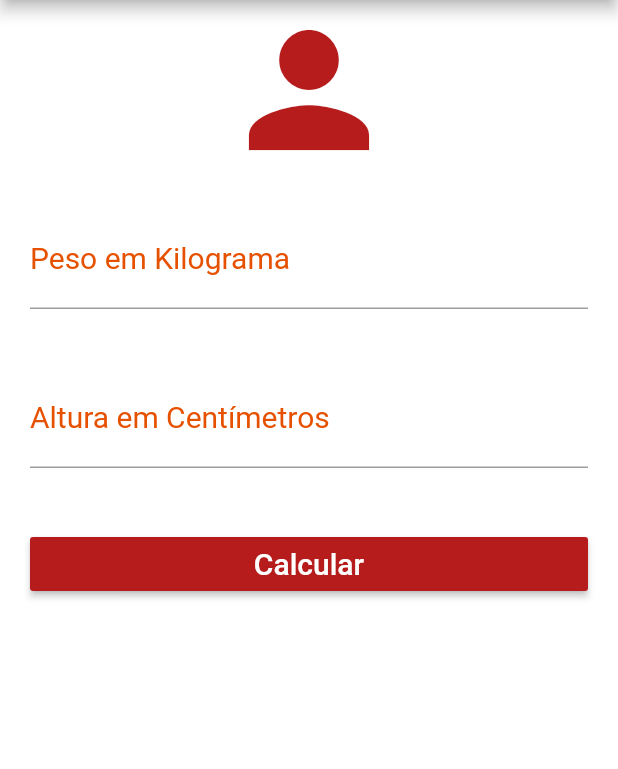
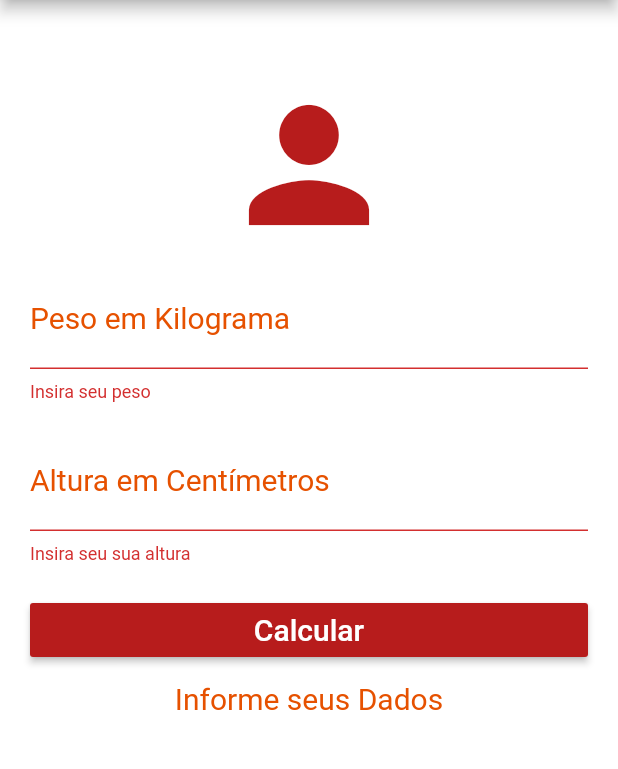
Before and after one commit to bruunofernandz/Flutter-Calculadora-IMC, a Flutter app: the screen it shows after launch, after a tap on "Calcular", on a phone screen of 412 x 824 dp, the part 84-853 px from its top. Run offline on Flutter 3.47's test engine with Material 2 defaults, Android fonts, the phone set to English and light mode, and no system bars.

Commit message:
Versao Finalizada

```diff
--- a/lib/main.dart
+++ b/lib/main.dart
@@ -12,8 +12,45 @@ class Home extends StatefulWidget {
 }
 
 class _HomeState extends State<Home> {
-  int peso;
-  double altura;
+  TextEditingController weightController = new TextEditingController();
+  TextEditingController heightController = new TextEditingController();
+
+  GlobalKey<FormState> _formKey = new GlobalKey<FormState>();
+
+  String _infoText = "Informe seus Dados";
+
+  void _resetField() {
+    weightController.text = "";
+    heightController.text = "";
+    setState(() {
+      _infoText = "Informe seus Dados";
+    });
+  }
+
+  void _calculate() {
+    setState(() {
+      double weight = double.parse(weightController.text);
+      double height = double.parse(heightController.text) / 100;
+      double result = weight / (height * height);
+
+      print(result);
+
+      if (result < 18.6) {
+        _infoText = "Abaixo do Peso (${result.toStringAsPrecision(3)})";
+      } else if (result >= 18.6 && result <= 24.9) {
+        _infoText = "Peso ideal (${result.toStringAsPrecision(3)})";
+      } else if (result >= 24.9 && result <= 29.9) {
+        _infoText =
+            "Levemente acima do peso (${result.toStringAsPrecision(3)})";
+      } else if (result >= 29.9 && result <= 34.9) {
+        _infoText = "Obesidade Grau I (${result.toStringAsPrecision(3)})";
+      } else if (result >= 34.9 && result <= 39.9) {
+        _infoText = "Obesidade Grau II (${result.toStringAsPrecision(3)})";
+      } else if (result >= 40) {
+        _infoText = "Obesidade Grau II (${result.toStringAsPrecision(3)})";
+      }
+    });
+  }
 
   @override
   Widget build(BuildContext context) {
@@ -25,12 +62,16 @@ class _HomeState extends State<Home> {
         actions: <Widget>[
           IconButton(
             icon: Icon(Icons.refresh),
-            onPressed: () {},
+            onPressed: _resetField,
           )
         ],
       ),
       backgroundColor: Colors.white,
       body: SingleChildScrollView(
+          child: Padding(
+              padding: EdgeInsets.fromLTRB(0, 50, 0, 0),
+              child: Form(
+                key: _formKey,
                 child: Column(
                   crossAxisAlignment: CrossAxisAlignment.stretch,
                   children: <Widget>[
@@ -40,8 +81,14 @@ class _HomeState extends State<Home> {
                       color: Colors.red[900],
                     ),
                     Padding(
-              padding: EdgeInsets.all(20),
-              child: TextField(
+                      padding: EdgeInsets.fromLTRB(20, 10, 20, 10),
+                      child: TextFormField(
+                        validator: (value) {
+                          if (value.isEmpty) {
+                            return "Insira seu peso";
+                          }
+                        },
+                        controller: weightController,
                         keyboardType: TextInputType.number,
                         decoration: InputDecoration(
                           labelText: "Peso em Kilograma",
@@ -52,8 +99,14 @@ class _HomeState extends State<Home> {
                       ),
                     ),
                     Padding(
-              padding: EdgeInsets.all(20),
-              child: TextField(
+                      padding: EdgeInsets.fromLTRB(20, 10, 20, 10),
+                      child: TextFormField(
+                        validator: (value) {
+                          if (value.isEmpty) {
+                            return "Insira seu sua altura";
+                          }
+                        },
+                        controller: heightController,
                         keyboardType: TextInputType.number,
                         decoration: InputDecoration(
                           labelText: "Altura em Centímetros",
@@ -64,19 +117,28 @@ class _HomeState extends State<Home> {
                       ),
                     ),
                     Padding(
-              padding: EdgeInsets.all(20),
+                      padding: EdgeInsets.fromLTRB(20, 10, 20, 10),
                       child: RaisedButton(
-                onPressed: () {},
+                        onPressed: () {
+                          if (_formKey.currentState.validate()) {
+                            _calculate();
+                          }
+                        },
                         child: Text(
                           "Calcular",
                           style: TextStyle(color: Colors.white, fontSize: 20),
                         ),
                         color: Colors.red[900],
                       ),
+                    ),
+                    Text(
+                      _infoText,
+                      textAlign: TextAlign.center,
+                      style: TextStyle(fontSize: 20, color: Colors.orange[900]),
                     )
                   ],
                 ),
-      ),
+              ))),
     );
   }
 }
```
Also changed, not shown: 1 other file. Lines whose indentation alone changed are shown as unchanged.
